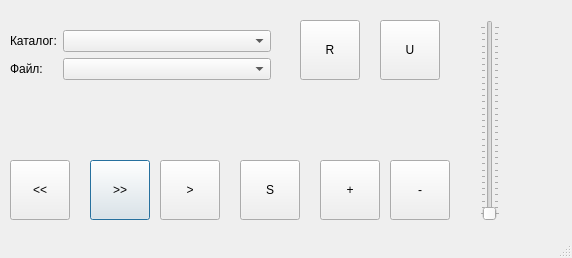
Qt form df_player.ui (verbkinm/UART) before a commit.
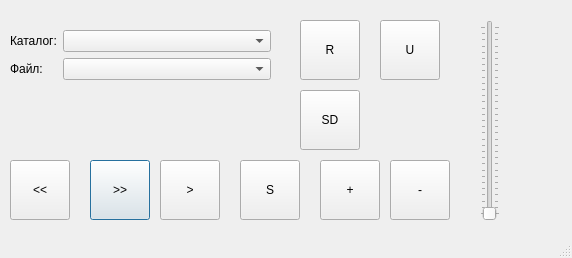
The same form after that commit.

```diff
--- a/df_player.ui
+++ b/df_player.ui
@@ -177,6 +177,19 @@
     <string>R</string>
    </property>
   </widget>
+  <widget class="QPushButton" name="update_2">
+   <property name="geometry">
+    <rect>
+     <x>300</x>
+     <y>90</y>
+     <width>60</width>
+     <height>60</height>
+    </rect>
+   </property>
+   <property name="text">
+    <string>SD</string>
+   </property>
+  </widget>
  </widget>
  <resources/>
  <connections/>
```
